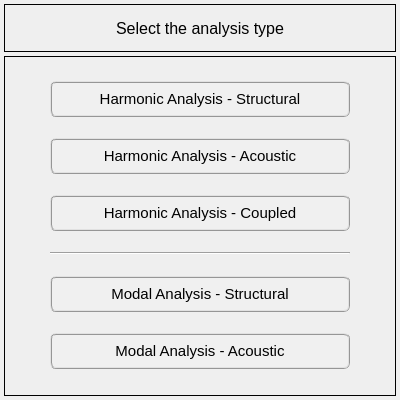
Qt form vibra/interface/data/ui_files/analysis/analysis_type_input.ui (MOPT-UFSC/VIBRA) before a commit.
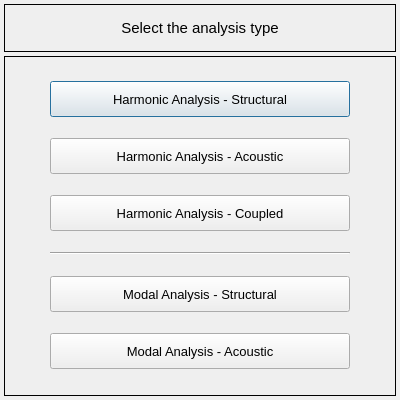
The same form after that commit. Icons and pictures are not drawn.

```diff
--- a/vibra/interface/data/ui_files/analysis/analysis_type_input.ui
+++ b/vibra/interface/data/ui_files/analysis/analysis_type_input.ui
@@ -89,7 +89,7 @@
         <property name="font">
          <font>
           <family>MS Shell Dlg 2</family>
-          <pointsize>12</pointsize>
+          <pointsize>11</pointsize>
           <weight>50</weight>
           <italic>false</italic>
           <bold>false</bold>
@@ -153,17 +153,14 @@
         <property name="font">
          <font>
           <family>MS Shell Dlg 2</family>
-          <pointsize>11</pointsize>
+          <pointsize>10</pointsize>
           <weight>50</weight>
           <italic>false</italic>
           <bold>false</bold>
          </font>
         </property>
         <property name="styleSheet">
-         <string notr="true">QPushButton{border-radius: 6px; border-color: rgb(150, 150, 150); border-style: ridge; border-width: 2px; color: rgb(0, 0, 0); background-color: rgb(240, 240, 240); font: 11pt &quot;MS Shell Dlg 2&quot;}
-QPushButton:hover{border-radius: 6px; border-color: rgb(0, 170, 255); border-style: ridge; border-width: 2px; color: rgb(0, 0, 0); background-color: rgba(174, 213, 255, 100); font: 11pt &quot;MS Shell Dlg 2&quot;}
-QPushButton:pressed{border-radius: 6px; border-color: rgb(0, 170, 255); border-style: ridge; border-width: 3px; color: rgb(0, 0, 0); background-color: rgb(174, 213, 255); font: 11pt &quot;MS Shell Dlg 2&quot;}
-QPushButton:disabled{border-radius: 6px; border-color: rgb(100, 100, 100); border-style: ridge; border-width: 2px; color: rgb(150, 150, 150); background-color: rgba(220, 220, 220, 120); font: 11pt &quot;MS Shell Dlg 2&quot;}</string>
+         <string notr="true"/>
         </property>
         <property name="text">
          <string>Harmonic Analysis - Structural</string>
@@ -204,17 +201,14 @@
         <property name="font">
          <font>
           <family>MS Shell Dlg 2</family>
-          <pointsize>11</pointsize>
+          <pointsize>10</pointsize>
           <weight>50</weight>
           <italic>false</italic>
           <bold>false</bold>
          </font>
         </property>
         <property name="styleSheet">
-         <string notr="true">QPushButton{border-radius: 6px; border-color: rgb(150, 150, 150); border-style: ridge; border-width: 2px; color: rgb(0, 0, 0); background-color: rgb(240, 240, 240); font: 11pt &quot;MS Shell Dlg 2&quot;}
-QPushButton:hover{border-radius: 6px; border-color: rgb(0, 170, 255); border-style: ridge; border-width: 2px; color: rgb(0, 0, 0); background-color: rgba(174, 213, 255, 100); font: 11pt &quot;MS Shell Dlg 2&quot;}
-QPushButton:pressed{border-radius: 6px; border-color: rgb(0, 170, 255); border-style: ridge; border-width: 3px; color: rgb(0, 0, 0); background-color: rgb(174, 213, 255); font: 11pt &quot;MS Shell Dlg 2&quot;}
-QPushButton:disabled{border-radius: 6px; border-color: rgb(100, 100, 100); border-style: ridge; border-width: 2px; color: rgb(150, 150, 150); background-color: rgba(220, 220, 220, 120); font: 11pt &quot;MS Shell Dlg 2&quot;}</string>
+         <string notr="true"/>
         </property>
         <property name="text">
          <string>Harmonic Analysis - Acoustic</string>
@@ -238,17 +232,14 @@
         <property name="font">
          <font>
           <family>MS Shell Dlg 2</family>
-          <pointsize>11</pointsize>
+          <pointsize>10</pointsize>
           <weight>50</weight>
           <italic>false</italic>
           <bold>false</bold>
          </font>
         </property>
         <property name="styleSheet">
-         <string notr="true">QPushButton{border-radius: 6px; border-color: rgb(150, 150, 150); border-style: ridge; border-width: 2px; color: rgb(0, 0, 0); background-color: rgb(240, 240, 240); font: 11pt &quot;MS Shell Dlg 2&quot;}
-QPushButton:hover{border-radius: 6px; border-color: rgb(0, 170, 255); border-style: ridge; border-width: 2px; color: rgb(0, 0, 0); background-color: rgba(174, 213, 255, 100); font: 11pt &quot;MS Shell Dlg 2&quot;}
-QPushButton:pressed{border-radius: 6px; border-color: rgb(0, 170, 255); border-style: ridge; border-width: 3px; color: rgb(0, 0, 0); background-color: rgb(174, 213, 255); font: 11pt &quot;MS Shell Dlg 2&quot;}
-QPushButton:disabled{border-radius: 6px; border-color: rgb(100, 100, 100); border-style: ridge; border-width: 2px; color: rgb(150, 150, 150); background-color: rgba(220, 220, 220, 120); font: 11pt &quot;MS Shell Dlg 2&quot;}</string>
+         <string notr="true"/>
         </property>
         <property name="text">
          <string>Harmonic Analysis - Coupled</string>
@@ -279,17 +270,14 @@
         <property name="font">
          <font>
           <family>MS Shell Dlg 2</family>
-          <pointsize>11</pointsize>
+          <pointsize>10</pointsize>
           <weight>50</weight>
           <italic>false</italic>
           <bold>false</bold>
          </font>
         </property>
         <property name="styleSheet">
-         <string notr="true">QPushButton{border-radius: 6px; border-color: rgb(150, 150, 150); border-style: ridge; border-width: 2px; color: rgb(0, 0, 0); background-color: rgb(240, 240, 240); font: 11pt &quot;MS Shell Dlg 2&quot;}
-QPushButton:hover{border-radius: 6px; border-color: rgb(0, 170, 255); border-style: ridge; border-width: 2px; color: rgb(0, 0, 0); background-color: rgba(174, 213, 255, 100); font: 11pt &quot;MS Shell Dlg 2&quot;}
-QPushButton:pressed{border-radius: 6px; border-color: rgb(0, 170, 255); border-style: ridge; border-width: 3px; color: rgb(0, 0, 0); background-color: rgb(174, 213, 255); font: 11pt &quot;MS Shell Dlg 2&quot;}
-QPushButton:disabled{border-radius: 6px; border-color: rgb(100, 100, 100); border-style: ridge; border-width: 2px; color: rgb(150, 150, 150); background-color: rgba(220, 220, 220, 120); font: 11pt &quot;MS Shell Dlg 2&quot;}</string>
+         <string notr="true"/>
         </property>
         <property name="text">
          <string>Modal Analysis - Structural</string>
@@ -313,17 +301,14 @@
         <property name="font">
          <font>
           <family>MS Shell Dlg 2</family>
-          <pointsize>11</pointsize>
+          <pointsize>10</pointsize>
           <weight>50</weight>
           <italic>false</italic>
           <bold>false</bold>
          </font>
         </property>
         <property name="styleSheet">
-         <string notr="true">QPushButton{border-radius: 6px; border-color: rgb(150, 150, 150); border-style: ridge; border-width: 2px; color: rgb(0, 0, 0); background-color: rgb(240, 240, 240); font: 11pt &quot;MS Shell Dlg 2&quot;}
-QPushButton:hover{border-radius: 6px; border-color: rgb(0, 170, 255); border-style: ridge; border-width: 2px; color: rgb(0, 0, 0); background-color: rgba(174, 213, 255, 100); font: 11pt &quot;MS Shell Dlg 2&quot;}
-QPushButton:pressed{border-radius: 6px; border-color: rgb(0, 170, 255); border-style: ridge; border-width: 3px; color: rgb(0, 0, 0); background-color: rgb(174, 213, 255); font: 11pt &quot;MS Shell Dlg 2&quot;}
-QPushButton:disabled{border-radius: 6px; border-color: rgb(100, 100, 100); border-style: ridge; border-width: 2px; color: rgb(150, 150, 150); background-color: rgba(220, 220, 220, 120); font: 11pt &quot;MS Shell Dlg 2&quot;}</string>
+         <string notr="true"/>
         </property>
         <property name="text">
          <string>Modal Analysis - Acoustic</string>
```
